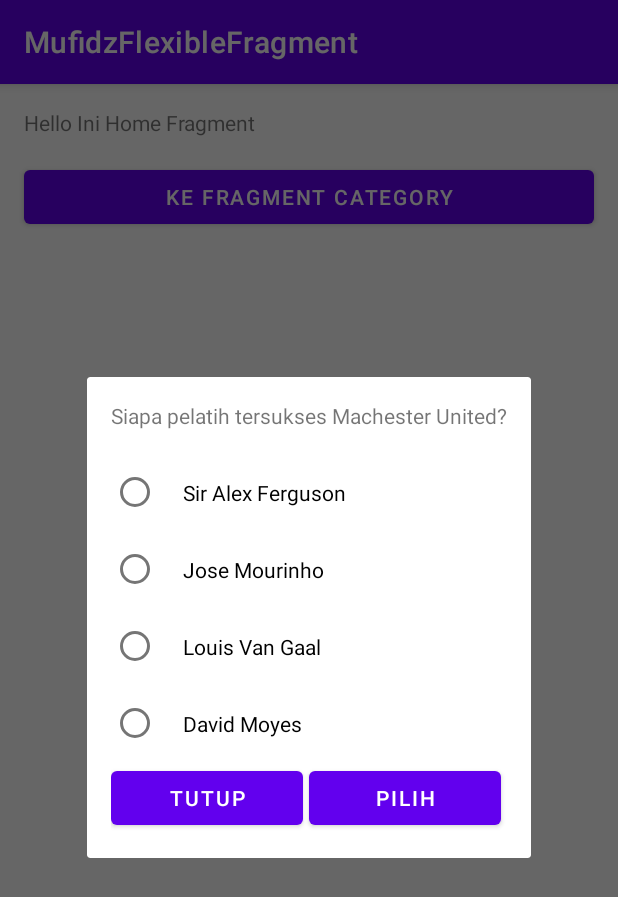
After one commit to Mufidzart/dicoding-fundamentalandroid-practice3, an Android app: the fragment OptionDialogFragment placed in its activity, on a phone screen of 412 x 824 dp. The commit adds this screen. Shown: the top 897 px of the screen. Run offline under Robolectric (Android 15) with nearby library versions, the phone set to English and light mode, and no system bars.

Commit message:
office_practice3

```diff
--- a/app/src/main/java/com/example/mufidzflexiblefragment/DetailCategoryFragment.java
+++ b/app/src/main/java/com/example/mufidzflexiblefragment/DetailCategoryFragment.java
@@ -5,12 +5,14 @@ import android.os.Bundle;
 import androidx.annotation.NonNull;
 import androidx.annotation.Nullable;
 import androidx.fragment.app.Fragment;
+import androidx.fragment.app.FragmentManager;
 
 import android.view.LayoutInflater;
 import android.view.View;
 import android.view.ViewGroup;
 import android.widget.Button;
 import android.widget.TextView;
+import android.widget.Toast;
 
 
 public class DetailCategoryFragment extends Fragment {
@@ -52,6 +54,19 @@ public class DetailCategoryFragment extends Fragment {
         tvCategoryName.setText(CategoryName);
         tvCategoryDescription.setText(getDescription());
 
+        btnShowDialog.setOnClickListener(v -> {
+            OptionDialogFragment mOptionDialogFragment = new OptionDialogFragment();
+            FragmentManager mFragmentManager = getChildFragmentManager();
+            mOptionDialogFragment.show(mFragmentManager, OptionDialogFragment.class.getSimpleName());
+        });
+
     }
 
+    OptionDialogFragment.OnOptionDialogListener optionDialogListener = new OptionDialogFragment.OnOptionDialogListener() {
+        @Override
+        public void onOptionChosen(String text) {
+            Toast.makeText(getActivity(), text, Toast.LENGTH_SHORT).show();
+        }
+    };
+
 }
--- /dev/null
+++ b/app/src/main/java/com/example/mufidzflexiblefragment/OptionDialogFragment.java
@@ -0,0 +1,91 @@
+package com.example.mufidzflexiblefragment;
+
+import android.content.Context;
+import android.os.Bundle;
+
+import androidx.annotation.NonNull;
+import androidx.annotation.Nullable;
+import androidx.fragment.app.DialogFragment;
+import androidx.fragment.app.Fragment;
+
+import android.view.LayoutInflater;
+import android.view.View;
+import android.view.ViewGroup;
+import android.widget.Button;
+import android.widget.RadioButton;
+import android.widget.RadioGroup;
+
+public class OptionDialogFragment extends DialogFragment {
+
+    Button btnClose, btnChoose;
+    RadioGroup rgOptions;
+    RadioButton rbSaf, rbMou, rbLvg, rbMoyes;
+    OnOptionDialogListener optionDialogListener;
+
+    public OptionDialogFragment() {
+        // Required empty public constructor
+    }
+
+    @Override
+    public View onCreateView(LayoutInflater inflater, ViewGroup container,
+                             Bundle savedInstanceState) {
+        // Inflate the layout for this fragment
+        return inflater.inflate(R.layout.fragment_option_dialog, container, false);
+    }
+
+    @Override
+    public void onViewCreated(@NonNull View view, @Nullable Bundle savedInstanceState) {
+        super.onViewCreated(view, savedInstanceState);
+        btnClose = view.findViewById(R.id.btn_close);
+        btnChoose = view.findViewById(R.id.btn_choose);
+        rgOptions = view.findViewById(R.id.rg_option);
+        rbSaf = view.findViewById(R.id.rb_saf);
+        rbLvg = view.findViewById(R.id.rb_lvg);
+        rbMou = view.findViewById(R.id.rb_mou);
+        rbMoyes = view.findViewById(R.id.rb_moyes);
+
+        btnChoose.setOnClickListener(v -> {
+            int checkedRadioButtonId = rgOptions.getCheckedRadioButtonId();
+            if (checkedRadioButtonId != -1){
+                String coach = null;
+                if (checkedRadioButtonId == R.id.rb_saf){
+                    coach = rbSaf.getText().toString().trim();
+                } else if (checkedRadioButtonId == R.id.rb_mou){
+                    coach = rbMou.getText().toString().trim();
+                } else if (checkedRadioButtonId == R.id.rb_lvg){
+                    coach = rbLvg.getText().toString().trim();
+                } else if (checkedRadioButtonId == R.id.rb_moyes){
+                    coach = rbMoyes.getText().toString().trim();
+                }
+                if (optionDialogListener != null){
+                    optionDialogListener.onOptionChosen(coach);
+                }
+                getDialog().dismiss();
+            }
+        });
+        btnClose.setOnClickListener(v -> getDialog().cancel());
+    }
+
+    @Override
+    public void onAttach(@NonNull Context context) {
+        super.onAttach(context);
+
+        Fragment fragment = getParentFragment();
+
+        if (fragment instanceof DetailCategoryFragment){
+            DetailCategoryFragment detailCategoryFragment = (DetailCategoryFragment) fragment;
+            this.optionDialogListener = detailCategoryFragment.optionDialogListener;
+        }
+    }
+
+    @Override
+    public void onDetach() {
+        super.onDetach();
+        this.optionDialogListener = null;
+    }
+
+    public interface OnOptionDialogListener{
+        void onOptionChosen(String text);
+    }
+
+}
--- /dev/null
+++ b/app/src/main/res/layout/fragment_option_dialog.xml
@@ -0,0 +1,70 @@
+<?xml version="1.0" encoding="utf-8"?>
+<LinearLayout xmlns:android="http://schemas.android.com/apk/res/android"
+  xmlns:tools="http://schemas.android.com/tools"
+  android:layout_width="match_parent"
+  android:layout_height="match_parent"
+  android:orientation="vertical"
+  android:padding="16dp"
+  tools:context=".OptionDialogFragment">
+
+  <!-- TODO: Update blank fragment layout -->
+  <TextView
+    android:layout_width="match_parent"
+    android:layout_height="wrap_content"
+    android:layout_marginBottom="16dp"
+    android:text="@string/question_coach" />
+  <RadioGroup
+    android:id="@+id/rg_option"
+    android:layout_width="match_parent"
+    android:layout_height="wrap_content"
+    android:orientation="vertical">
+    <RadioButton
+      android:id="@+id/rb_saf"
+      android:layout_width="match_parent"
+      android:layout_height="wrap_content"
+      android:padding="16dp"
+      android:text="@string/sir_alex_ferguson"/>
+    <RadioButton
+      android:id="@+id/rb_mou"
+      android:layout_width="match_parent"
+      android:layout_height="wrap_content"
+      android:padding="16dp"
+      android:text="@string/jose_mourinho"/>
+    <RadioButton
+      android:id="@+id/rb_lvg"
+      android:layout_width="match_parent"
+      android:layout_height="wrap_content"
+      android:padding="16dp"
+      android:text="@string/louis_van_gaal"/>
+    <RadioButton
+      android:id="@+id/rb_moyes"
+      android:layout_width="match_parent"
+      android:layout_height="wrap_content"
+      android:padding="16dp"
+      android:text="@string/david_moyes"/>
+  </RadioGroup>
+  <LinearLayout
+    android:layout_width="match_parent"
+    android:layout_height="wrap_content"
+    android:orientation="horizontal">
+    <Button
+      android:id="@+id/btn_close"
+      style="@android:attr/buttonBarButtonStyle"
+      android:layout_width="match_parent"
+      android:layout_height="wrap_content"
+      android:layout_marginEnd="4dp"
+      android:layout_marginRight="4dp"
+      android:layout_weight="0.5"
+      android:text="@string/close"/>
+    <Button
+      android:id="@+id/btn_choose"
+      style="@android:attr/buttonBarButtonStyle"
+      android:layout_width="match_parent"
+      android:layout_height="wrap_content"
+      android:layout_marginEnd="4dp"
+      android:layout_marginRight="4dp"
+      android:layout_weight="0.5"
+      android:text="@string/choose"/>
+  </LinearLayout>
+
+</LinearLayout>
```
